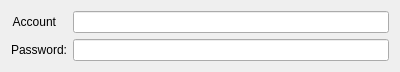
This is sunshine/sunshine-main-options-widget.ui in KDE/ktp-accounts-kcm as Qt 5 draws it before an edit. The edited form follows.
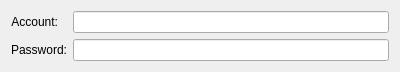
This is the edited form. Custom widgets are drawn as their Qt base class.

```diff
--- a/sunshine/sunshine-main-options-widget.ui
+++ b/sunshine/sunshine-main-options-widget.ui
@@ -22,7 +22,7 @@
      <item row="0" column="0">
       <widget class="QLabel" name="accountLabel">
        <property name="text">
-        <string>Account</string>
+        <string>Account:</string>
        </property>
        <property name="alignment">
         <set>Qt::AlignRight|Qt::AlignTrailing|Qt::AlignVCenter</set>
```
